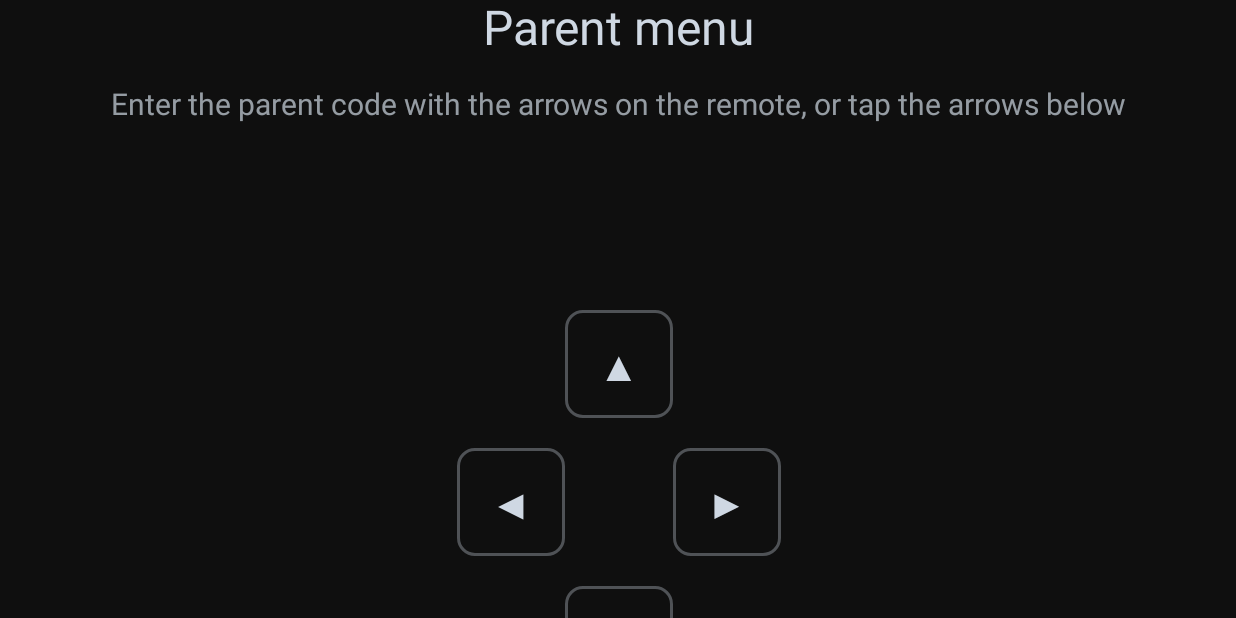
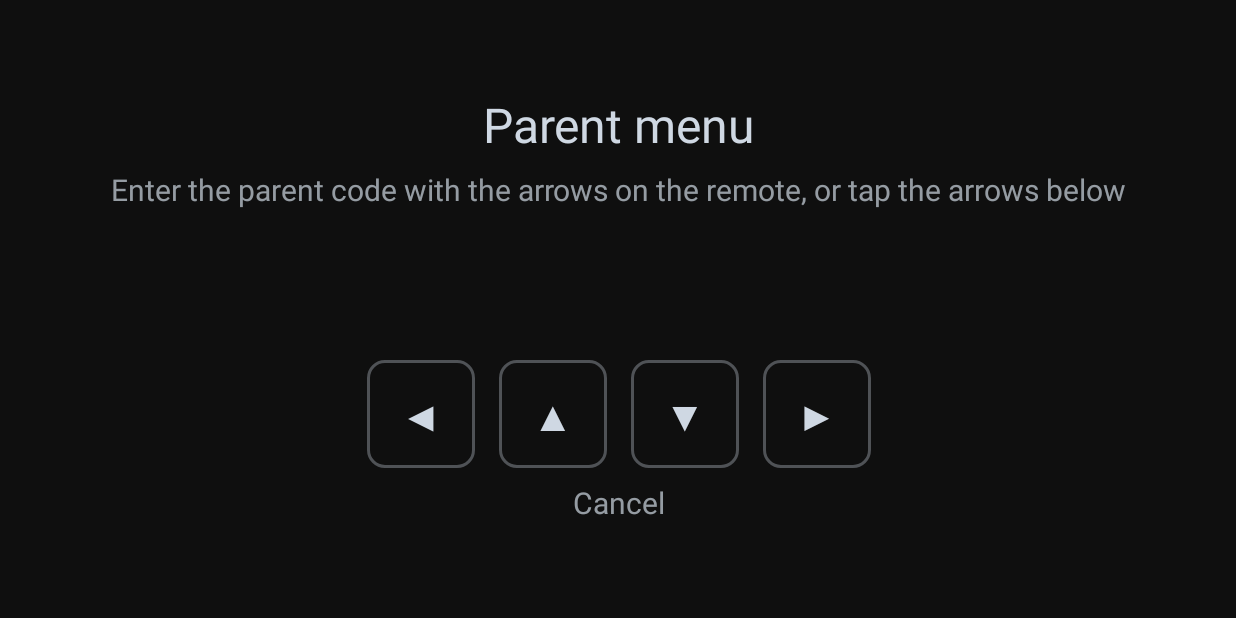
Before and after one commit to jonwhittlestone/tools-countusdown, an Android app built with Jetpack Compose: the composable UnlockScreen called with empty values, on a phone screen of 824 x 412 dp (held sideways). Run offline under Robolectric (Android 15) with nearby library versions, the phone set to English and light mode, and no system bars.

Commit message:
refactor: one row of arrows on the code screen so it fits a landscape phone

```diff
--- a/app/src/main/java/uk/howapped/countusdown/ui/UnlockScreen.kt
+++ b/app/src/main/java/uk/howapped/countusdown/ui/UnlockScreen.kt
@@ -10,7 +10,6 @@ import androidx.compose.foundation.layout.Arrangement
 import androidx.compose.foundation.layout.Box
 import androidx.compose.foundation.layout.Column
 import androidx.compose.foundation.layout.Row
-import androidx.compose.foundation.layout.Spacer
 import androidx.compose.foundation.layout.fillMaxSize
 import androidx.compose.foundation.layout.size
 import androidx.compose.foundation.shape.RoundedCornerShape
@@ -96,7 +95,7 @@ fun UnlockScreen(code: List<Pad>, onUnlock: () -> Unit, onCancel: () -> Unit) {
         Column(
             Modifier.verticalScroll(rememberScrollState()),
             horizontalAlignment = Alignment.CenterHorizontally,
-            verticalArrangement = Arrangement.spacedBy(20.dp),
+            verticalArrangement = Arrangement.spacedBy(12.dp),
         ) {
             BasicText(UNLOCK_TITLE, style = TextStyle(color = Mist, fontSize = 32.sp))
             BasicText(UNLOCK_HELP, style = TextStyle(color = Mist.copy(alpha = 0.7f), fontSize = 20.sp))
@@ -105,13 +104,10 @@ fun UnlockScreen(code: List<Pad>, onUnlock: () -> Unit, onCancel: () -> Unit) {
                 style = TextStyle(color = Mist, fontSize = 36.sp),
             )
             BasicText(if (wrong) UNLOCK_WRONG else " ", style = TextStyle(color = Color(0xFFE8B04A), fontSize = 20.sp))
-            Arrow(Pad.UP, ::press)
-            Row(verticalAlignment = Alignment.CenterVertically) {
-                Arrow(Pad.LEFT, ::press)
-                Spacer(Modifier.size(72.dp))
-                Arrow(Pad.RIGHT, ::press)
+            // One row, so it fits a landscape phone as well as a TV.
+            Row(horizontalArrangement = Arrangement.spacedBy(16.dp)) {
+                listOf(Pad.LEFT, Pad.UP, Pad.DOWN, Pad.RIGHT).forEach { Arrow(it, ::press) }
             }
-            Arrow(Pad.DOWN, ::press)
             BasicText(
                 "Cancel",
                 style = TextStyle(color = Mist.copy(alpha = 0.7f), fontSize = 20.sp),
```
